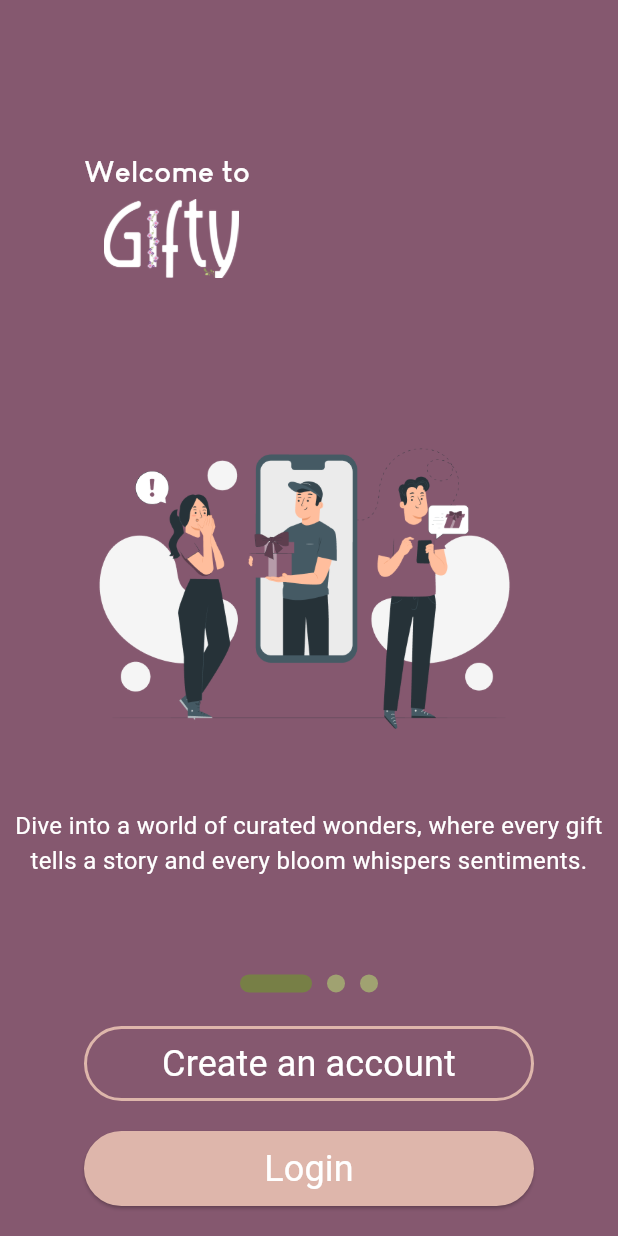
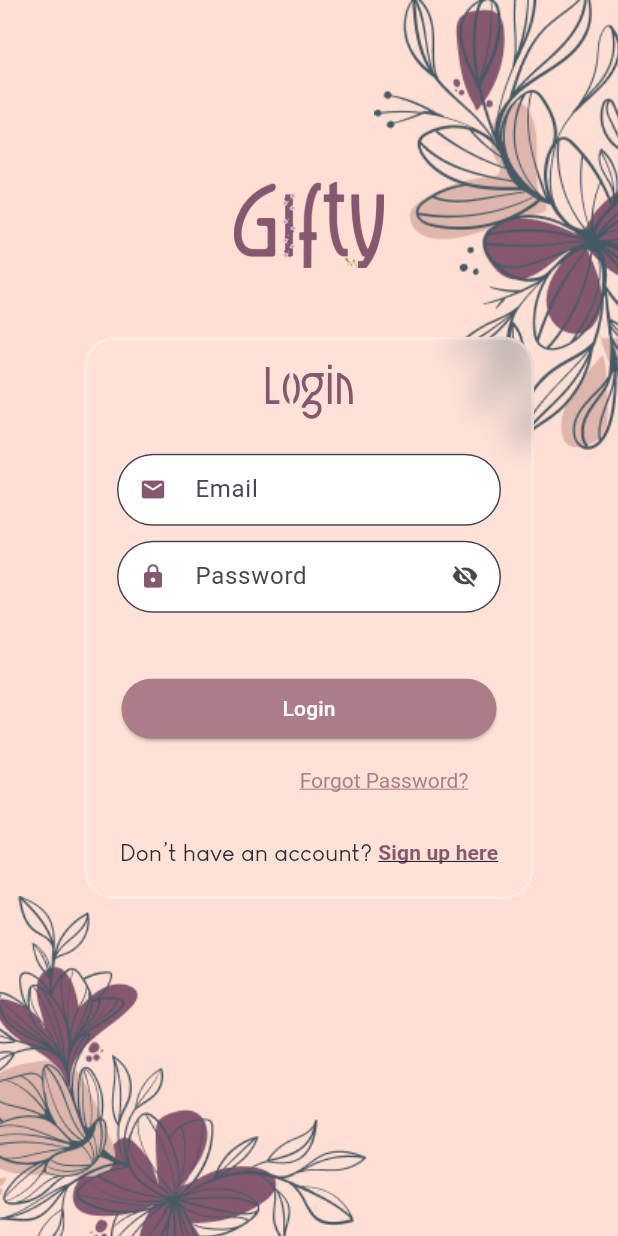
Before and after one commit to larbi1512/GIFTY, a Flutter app: the screen it shows after launch, after a tap on "Login", on a phone screen of 412 x 824 dp. Run offline on Flutter 3.47's test engine with Material 3 defaults, Android fonts, the light colour scheme and no system bars; drawn by our look-alikes of smooth_page_indicator; our stand-ins replace flutter_svg; Roboto replaces fonts that are missing (Google Sans).

Commit message:
login page added

```diff
--- a/gifty/lib/main.dart
+++ b/gifty/lib/main.dart
@@ -1,7 +1,8 @@
 import 'package:flutter/material.dart';
+import 'package:gifty/presentation/auth/login/login_screen.dart';
+import 'package:gifty/presentation/onboarding_screen/onboarding_screen.dart';
 import 'presentation/card_screen/card_screen.dart';
 import 'presentation/providers_list/providers_list_screen.dart';
-import 'package:gifty/presentation/welcome_screen/onboarding_screen.dart';
 import 'presentation/splash_screen/splash_screen.dart';
 
 void main() {
@@ -19,8 +20,8 @@ class MyApp extends StatelessWidget {
         '/splash': (context) => SplashScreen(),
         '/card': (context) => CardScreen(),
         '/providers': (context) => ProvidersList(),
-        // Add other routes here
         '/onboarding': (context) => OnBoardingScreen(),
+        '/login': (context) => LoginScreen(),
       },
     );
   }
--- /dev/null
+++ b/gifty/lib/presentation/auth/login/login_screen.dart
@@ -0,0 +1,157 @@
+import 'dart:ui';
+
+import 'package:flutter/material.dart';
+import 'package:gifty/config/colors.config.dart';
+import 'package:gifty/config/font.config.dart';
+import '../../../config/assets.config.dart';
+import '../../../widgets/background_image.dart';
+
+class LoginScreen extends StatelessWidget {
+  @override
+  Widget build(BuildContext context) {
+    return Scaffold(
+      body: BackgroundImage(
+        imagePathTopRight:  Assets.images.flowersUpper,
+        imagePathBottomLeft: Assets.images.flowersLower,
+        logoPath: Assets.images.mainLogo,
+
+
+        child: Center(
+
+          child: ClipRRect(
+            //add top padding
+            borderRadius: BorderRadius.circular(20),
+            child: BackdropFilter(
+              filter: ImageFilter.blur(sigmaX: 10, sigmaY: 10),
+              child: Container(
+              height: 375,
+              width: 300,
+              decoration: BoxDecoration(
+              gradient: const LinearGradient(
+                begin: Alignment.topRight,
+                end: Alignment.bottomLeft,
+                colors: [
+                  Colors.white10,
+                  Colors.white10,
+                ],
+              ),
+              borderRadius: BorderRadius.circular(20),
+              border: Border.all(width:2, color: Colors.white30)
+              ),
+
+              child: Column(
+                children: [
+                  SizedBox(height: 10),
+                  Text(
+                    'Login',
+                    style: AppTextStyles.loginText,
+                  ),
+                  SizedBox(height: 20),
+                  Padding(
+                    padding: const EdgeInsets.symmetric(horizontal: 20),
+                    child: TextField(
+
+                      decoration: InputDecoration(
+                        prefixIcon: Icon(Icons.email_rounded, color: AppColor.main,),
+                        fillColor: Colors.white,
+                        filled: true,
+
+                        hintText: 'Email',
+                         border: const OutlineInputBorder(
+                            borderSide: BorderSide(color: AppColor.main),
+                            borderRadius: BorderRadius.all(Radius.circular(25)),
+                          ),
+                          isDense: true, // Added this
+                          contentPadding: EdgeInsets.all(8),
+                      ),
+                    ),
+                  ),
+                  SizedBox(height: 10),
+                  Padding(
+                    padding: const EdgeInsets.symmetric(horizontal: 20),
+                    child: TextField(
+                      decoration: InputDecoration(
+                        fillColor: Colors.white,
+                        filled: true,
+                        prefixIcon: Icon(Icons.lock_rounded, color: AppColor.main,),
+                        hintText: 'Password',
+                        suffixIcon: IconButton(
+
+                          onPressed: (){}, icon: Icon(Icons.visibility_off_rounded)),
+                        border: const OutlineInputBorder(
+                          borderSide: BorderSide(color: AppColor.main),
+                          borderRadius: BorderRadius.all(Radius.circular(25)),
+                        ),
+                        isDense: true, // Added this
+                          contentPadding: EdgeInsets.all(8),
+                        ),
+
+                      ),
+                    ),
+
+                  SizedBox(height: 40),
+                  ElevatedButton(
+                    style: ElevatedButton.styleFrom(
+                      primary: AppColor.mainLighter,
+                      onPrimary: Colors.white,
+                      minimumSize: Size(250, 40),
+                      shape: RoundedRectangleBorder(
+                        borderRadius: BorderRadius.circular(30),
+                      ),
+                    ),
+                    onPressed: () {},
+                    child: Text('Login'),
+                  ),
+                  TextButton(
+                    onPressed:
+                  () {}, child: Text('Forgot Password?'),
+                  style: TextButton.styleFrom(
+                    primary: AppColor.mainLighter,
+                    textStyle: TextStyle(
+                      decoration: TextDecoration.underline,
+                      fontSize: 14,
+                      fontWeight: FontWeight.w400,
+                      color: AppColor.mainLighter,
+
+                    ),
+                    padding: EdgeInsets.only(left: 100)
+
+                    ),
+                  ),
+
+
+
+                  TextButton(
+                    onPressed: () {},
+                    child: Row(
+                      mainAxisAlignment: MainAxisAlignment.center,
+                      children: [
+                        Text(
+                          'Don’t have an account? ',
+                          style: AppTextStyles.loginText2,
+                        ),
+                        Text(
+                          'Sign up here',
+                          style: TextStyle(
+                            fontSize: 14,
+                            fontWeight: FontWeight.w600,
+                            color: AppColor.main,
+                            decoration: TextDecoration.underline,
+                          ),
+                        ),
+                      ],
+                    ),
+
+              ),
+                ],
+            ),
+
+            ),
+          ),
+        ),
+      ),
+      ),
+    );
+
+  }
+}
--- a/gifty/lib/presentation/welcome_screen/onboarding_screen.dart
+++ b/gifty/lib/presentation/onboarding_screen/onboarding_screen.dart
@@ -2,9 +2,9 @@ import 'package:flutter/material.dart';
 import 'package:gifty/config/assets.config.dart';
 import 'package:gifty/config/colors.config.dart';
 import 'package:gifty/config/font.config.dart';
-import 'package:gifty/presentation/welcome_screen/intro_page_1.dart';
-import 'package:gifty/presentation/welcome_screen/intro_page_2.dart';
-import 'package:gifty/presentation/welcome_screen/intro_page_3.dart';
+import 'package:gifty/presentation/onboarding_screen/intro_page_1.dart';
+import 'package:gifty/presentation/onboarding_screen/intro_page_2.dart';
+import 'package:gifty/presentation/onboarding_screen/intro_page_3.dart';
 import 'package:smooth_page_indicator/smooth_page_indicator.dart';
 
 class OnBoardingScreen extends StatefulWidget {
--- a/gifty/lib/presentation/splash_screen/splash_screen.dart
+++ b/gifty/lib/presentation/splash_screen/splash_screen.dart
@@ -1,8 +1,9 @@
 import 'package:flutter/material.dart';
 import 'package:gifty/config/font.config.dart';
-import 'package:gifty/presentation/welcome_screen/onboarding_screen.dart';
+import 'package:gifty/presentation/onboarding_screen/onboarding_screen.dart';
 import '../../config/assets.config.dart';
 import '../../config/colors.config.dart';
+
 
 class SplashScreen extends StatefulWidget {
   @override
--- /dev/null
+++ b/gifty/lib/widgets/background_image.dart
@@ -0,0 +1,55 @@
+import 'package:flutter/material.dart';
+import 'package:gifty/config/colors.config.dart';
+
+class BackgroundImage extends StatelessWidget {
+  final String imagePathTopRight;
+  final String imagePathBottomLeft;
+  final String logoPath;
+  final Widget child;
+
+  const BackgroundImage({
+    required this.imagePathTopRight,
+    required this.imagePathBottomLeft,
+    required this.logoPath,
+    required this.child,
+  });
+
+  @override
+  Widget build(BuildContext context) {
+    return Stack(
+      fit: StackFit.expand,
+      children: [
+        //add backgroundcolor
+        Container(
+          color: AppColor.peachLighter,
+        ),
+
+        Image.asset(
+          imagePathTopRight,
+          alignment:
+            Alignment(1.3, -1.0),
+            height: MediaQuery.of(context).size.height * .50,
+          width: MediaQuery.of(context).size.width * .50,
+
+        ),
+        Image.asset(
+          imagePathBottomLeft,
+          alignment: Alignment(-1.2, 1.1),
+        ),
+        Positioned(
+          top: 100,
+          left: 0,
+          right: 0,
+          child: Center(
+            child: Image.asset(
+              logoPath,
+              height: 100,
+              width: 100,
+            ),
+          ),
+        ),
+        child,
+      ],
+    );
+  }
+}
--- a/gifty/pubspec.yaml
+++ b/gifty/pubspec.yaml
@@ -87,7 +87,7 @@ flutter:
         - asset: fonts/Louis George Cafe.ttf
           weight: 700
 
-    - family: Luxemborg
+    - family: Luxembourg
       fonts:
         - asset: fonts/Luxembourg_1910.ttf
 
```
Also changed, not shown: gifty/assets/images/flowersbottom.png (added), gifty/assets/images/flowersupper.png (added), gifty/assets/images/logos/Mainlogo.png (added), gifty/lib/config/assets.config.dart, gifty/lib/config/font.config.dart, gifty/lib/presentation/onboarding_screen/intro_page_1.dart (renamed from gifty/lib/presentation/welcome_screen/intro_page_1.dart), gifty/lib/presentation/onboarding_screen/intro_page_2.dart (renamed from gifty/lib/presentation/welcome_screen/intro_page_2.dart), gifty/lib/presentation/onboarding_screen/intro_page_3.dart (renamed from gifty/lib/presentation/welcome_screen/intro_page_3.dart).
